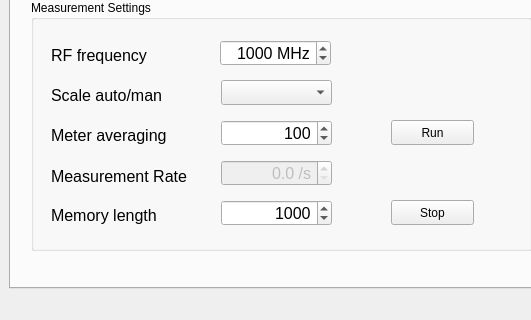
Before: the Qt Designer form powerMeter.ui in g4ixt/RFPowerMeter, drawn with Qt 5; both pictures show x 0 to 531 and y 445 to 765 of the 1083 by 765 pixel window.
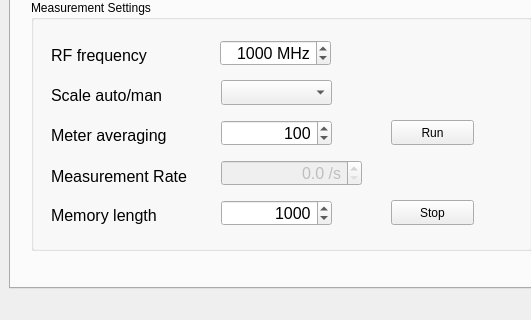
After: the same form once the commit is applied. The open tabs and pages were chosen to show the change. Custom widgets are drawn as their Qt base class.

```diff
--- a/powerMeter.ui
+++ b/powerMeter.ui
@@ -341,7 +341,7 @@
           <rect>
            <x>190</x>
            <y>160</y>
-           <width>111</width>
+           <width>141</width>
            <height>26</height>
           </rect>
          </property>
@@ -360,7 +360,7 @@
           <number>1</number>
          </property>
          <property name="maximum">
-          <double>10000.000000000000000</double>
+          <double>100000.000000000000000</double>
          </property>
         </widget>
         <widget class="QLabel" name="label">
```
Left out of the diff: 4 changed lines with no effect on the pictures.
